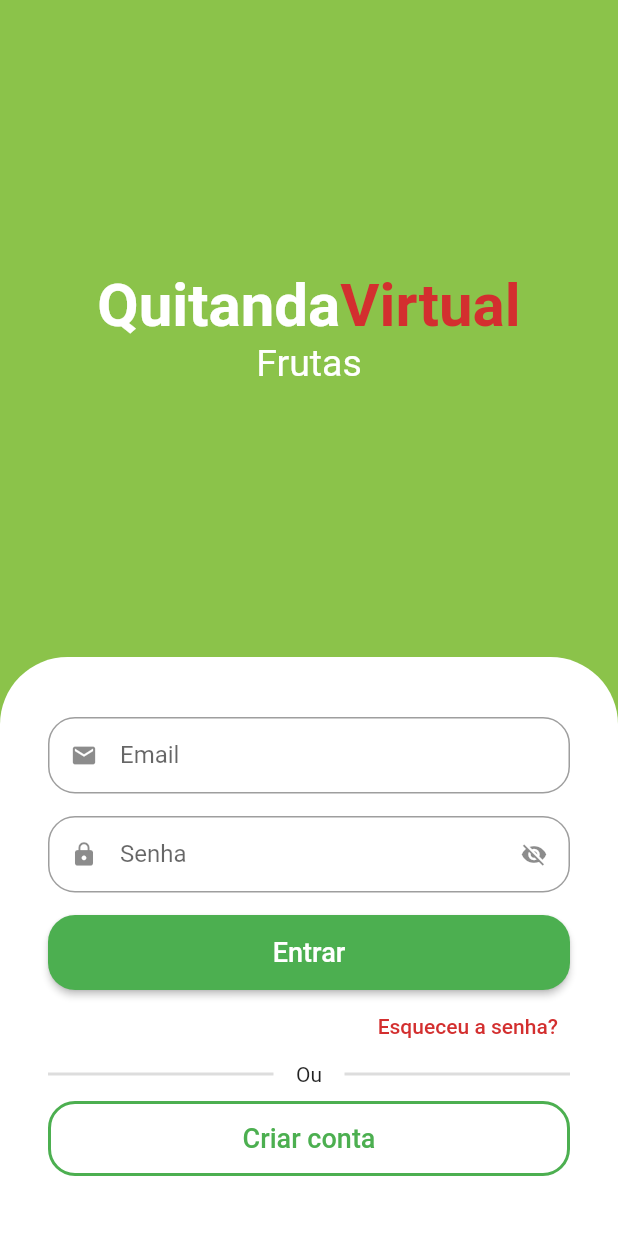
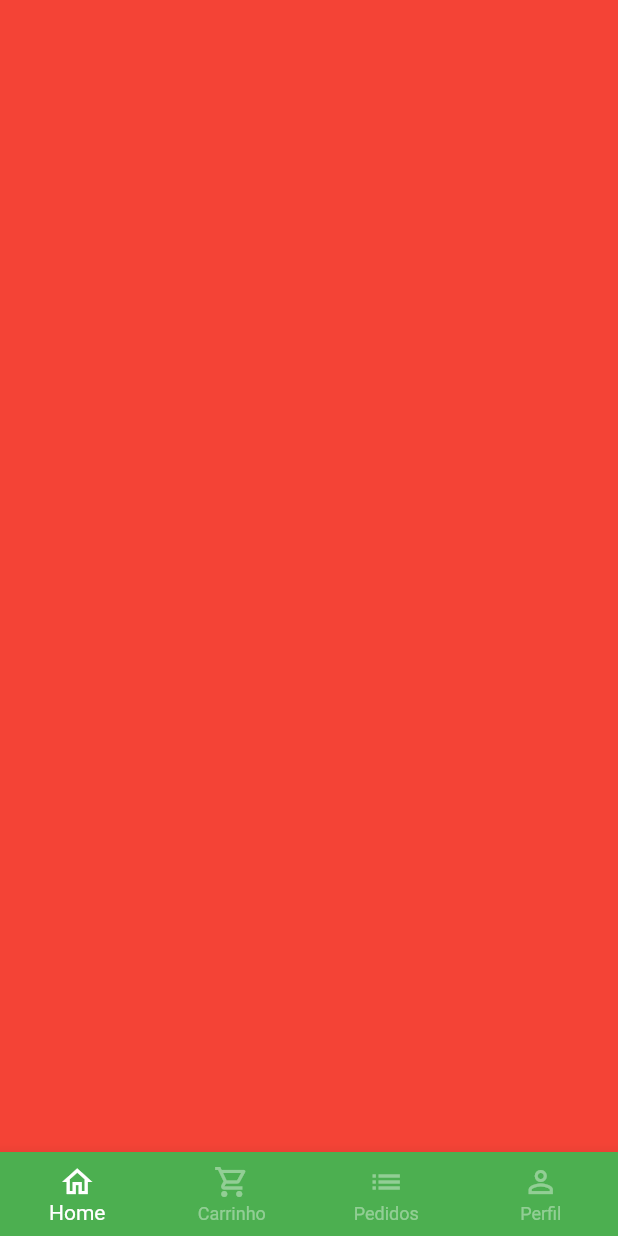
Before and after one commit to arlindogarcia/quitanta_flutter, a Flutter app: the screen it shows after launch, after a tap on "Entrar", on a phone screen of 412 x 824 dp. Run offline on Flutter 3.47's test engine with Material 2 defaults, Android fonts, the light colour scheme and no system bars; drawn by our look-alikes of animated_text_kit; our stand-ins replace mask_text_input_formatter.

Commit message:
Feat: barra de navegação

```diff
--- a/lib/src/auth/sign_in_screen.dart
+++ b/lib/src/auth/sign_in_screen.dart
@@ -2,6 +2,7 @@
 import 'package:flutter/material.dart';
 import 'package:quitanta_flutter/src/auth/components/custom_text_field.dart';
 import 'package:quitanta_flutter/src/auth/sign_up_screen.dart';
+import 'package:quitanta_flutter/src/base/base_screen.dart';
 import 'package:quitanta_flutter/src/config/custom_colors.dart';
 
 class SignInScreen extends StatelessWidget {
@@ -107,7 +108,15 @@
                               borderRadius: BorderRadius.circular(18),
                             ),
                           ),
-                          onPressed: () {},
+                          onPressed: () {
+                            Navigator.of(context).pushReplacement(
+                              MaterialPageRoute(
+                                builder: (c) {
+                                  return const BaseScreen();
+                                },
+                              ),
+                            );
+                          },
                           child: const Text(
                             'Entrar',
                             style: TextStyle(
--- /dev/null
+++ b/lib/src/base/base_screen.dart
@@ -0,0 +1,60 @@
+import 'package:flutter/material.dart';
+
+class BaseScreen extends StatefulWidget {
+  const BaseScreen({Key? key}) : super(key: key);
+
+  @override
+  State<BaseScreen> createState() => _BaseScreenState();
+}
+
+class _BaseScreenState extends State<BaseScreen> {
+  int currentIndex = 0;
+  final pageConttroller = PageController();
+
+  @override
+  Widget build(BuildContext context) {
+    return Scaffold(
+      body: PageView(
+        physics: const NeverScrollableScrollPhysics(),
+        controller: pageConttroller,
+        children: [
+          Container(color: Colors.red),
+          Container(color: Colors.yellow),
+          Container(color: Colors.blue),
+          Container(color: Colors.purple),
+        ],
+      ),
+      bottomNavigationBar: BottomNavigationBar(
+        currentIndex: currentIndex,
+        onTap: (index) {
+          setState(() {
+            currentIndex = index;
+            pageConttroller.jumpToPage(index);
+          });
+        },
+        backgroundColor: Colors.green,
+        type: BottomNavigationBarType.fixed,
+        selectedItemColor: Colors.white,
+        unselectedItemColor: Colors.white.withAlpha(100),
+        items: const [
+          BottomNavigationBarItem(
+            icon: Icon(Icons.home_outlined),
+            label: 'Home',
+          ),
+          BottomNavigationBarItem(
+            icon: Icon(Icons.shopping_cart_outlined),
+            label: 'Carrinho',
+          ),
+          BottomNavigationBarItem(
+            icon: Icon(Icons.list),
+            label: 'Pedidos',
+          ),
+          BottomNavigationBarItem(
+            icon: Icon(Icons.person_outline),
+            label: 'Perfil',
+          ),
+        ],
+      ),
+    );
+  }
+}
```
